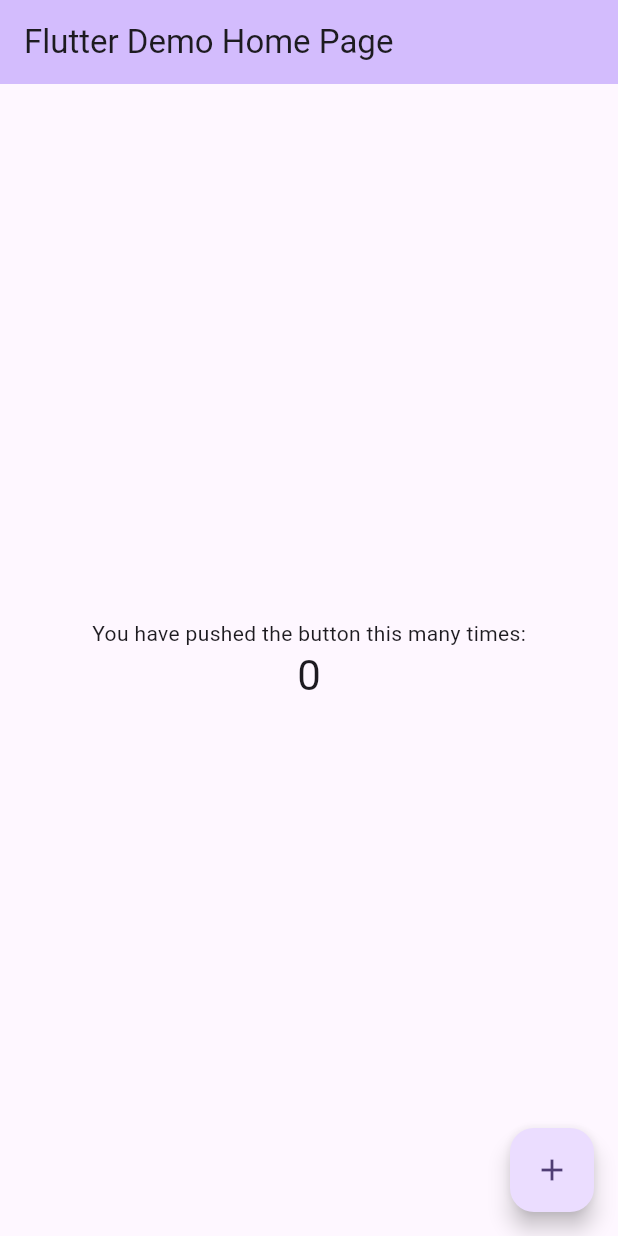
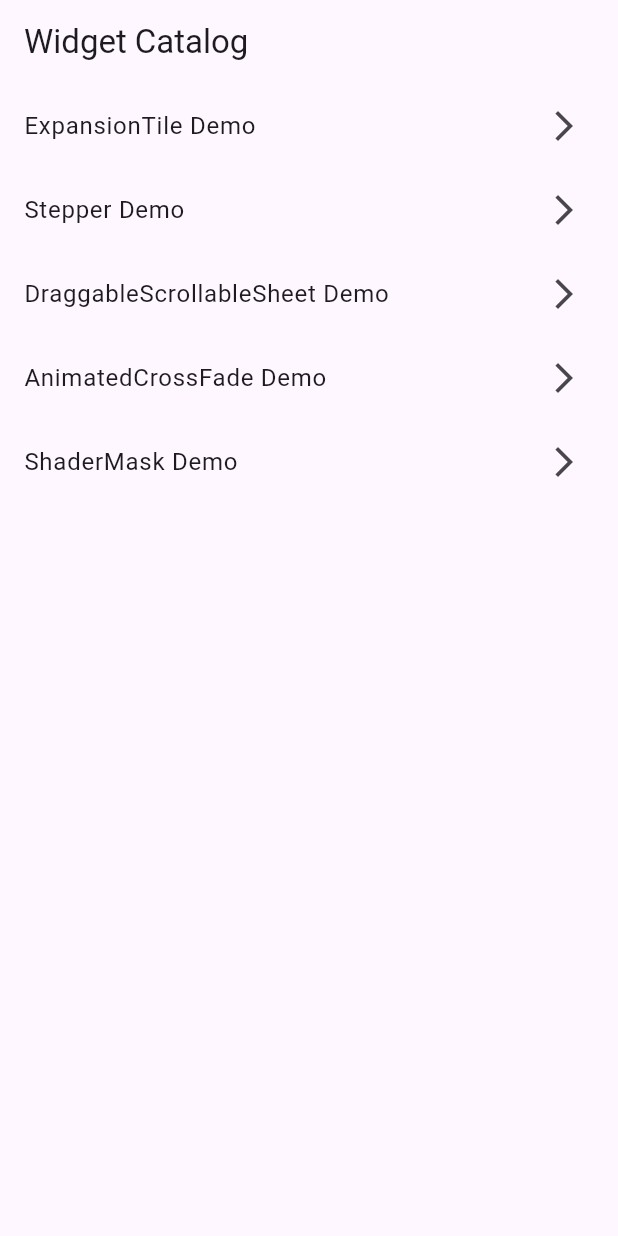
Before and after one commit to mohamedrashad102/flutter-mentors-r3, a Flutter app: the screen it shows after launch, on a phone screen of 412 x 824 dp. Run offline on Flutter 3.47's test engine with Material 3 defaults, Android fonts, the light colour scheme and no system bars.

```diff
--- a/lib/main.dart
+++ b/lib/main.dart
@@ -1,4 +1,5 @@
 import 'package:flutter/material.dart';
+import 'package:widget_catalog_app/views/home_view.dart';
 
 void main() {
   runApp(const MyApp());
@@ -7,116 +8,11 @@ void main() {
 class MyApp extends StatelessWidget {
   const MyApp({super.key});
 
-  // This widget is the root of your application.
   @override
   Widget build(BuildContext context) {
     return MaterialApp(
-      title: 'Flutter Demo',
-      theme: ThemeData(
-        // This is the theme of your application.
-        //
-        // TRY THIS: Try running your application with "flutter run". You'll see
-        // the application has a purple toolbar. Then, without quitting the app,
-        // try changing the seedColor in the colorScheme below to Colors.green
-        // and then invoke "hot reload" (save your changes or press the "hot
-        // reload" button in a Flutter-supported IDE, or press "r" if you used
-        // the command line to start the app).
-        //
-        // Notice that the counter didn't reset back to zero; the application
-        // state is not lost during the reload. To reset the state, use hot
-        // restart instead.
-        //
-        // This works for code too, not just values: Most code changes can be
-        // tested with just a hot reload.
-        colorScheme: ColorScheme.fromSeed(seedColor: Colors.deepPurple),
-      ),
-      home: const MyHomePage(title: 'Flutter Demo Home Page'),
+      debugShowCheckedModeBanner: false,
+      home: const HomeView(),
     );
   }
 }
-
-class MyHomePage extends StatefulWidget {
-  const MyHomePage({super.key, required this.title});
-
-  // This widget is the home page of your application. It is stateful, meaning
-  // that it has a State object (defined below) that contains fields that affect
-  // how it looks.
-
-  // This class is the configuration for the state. It holds the values (in this
-  // case the title) provided by the parent (in this case the App widget) and
-  // used by the build method of the State. Fields in a Widget subclass are
-  // always marked "final".
-
-  final String title;
-
-  @override
-  State<MyHomePage> createState() => _MyHomePageState();
-}
-
-class _MyHomePageState extends State<MyHomePage> {
-  int _counter = 0;
-
-  void _incrementCounter() {
-    setState(() {
-      // This call to setState tells the Flutter framework that something has
-      // changed in this State, which causes it to rerun the build method below
-      // so that the display can reflect the updated values. If we changed
-      // _counter without calling setState(), then the build method would not be
-      // called again, and so nothing would appear to happen.
-      _counter++;
-    });
-  }
-
-  @override
-  Widget build(BuildContext context) {
-    // This method is rerun every time setState is called, for instance as done
-    // by the _incrementCounter method above.
-    //
-    // The Flutter framework has been optimized to make rerunning build methods
-    // fast, so that you can just rebuild anything that needs updating rather
-    // than having to individually change instances of widgets.
-    return Scaffold(
-      appBar: AppBar(
-        // TRY THIS: Try changing the color here to a specific color (to
-        // Colors.amber, perhaps?) and trigger a hot reload to see the AppBar
-        // change color while the other colors stay the same.
-        backgroundColor: Theme.of(context).colorScheme.inversePrimary,
-        // Here we take the value from the MyHomePage object that was created by
-        // the App.build method, and use it to set our appbar title.
-        title: Text(widget.title),
-      ),
-      body: Center(
-        // Center is a layout widget. It takes a single child and positions it
-        // in the middle of the parent.
-        child: Column(
-          // Column is also a layout widget. It takes a list of children and
-          // arranges them vertically. By default, it sizes itself to fit its
-          // children horizontally, and tries to be as tall as its parent.
-          //
-          // Column has various properties to control how it sizes itself and
-          // how it positions its children. Here we use mainAxisAlignment to
-          // center the children vertically; the main axis here is the vertical
-          // axis because Columns are vertical (the cross axis would be
-          // horizontal).
-          //
-          // TRY THIS: Invoke "debug painting" (choose the "Toggle Debug Paint"
-          // action in the IDE, or press "p" in the console), to see the
-          // wireframe for each widget.
-          mainAxisAlignment: MainAxisAlignment.center,
-          children: <Widget>[
-            const Text('You have pushed the button this many times:'),
-            Text(
-              '$_counter',
-              style: Theme.of(context).textTheme.headlineMedium,
-            ),
-          ],
-        ),
-      ),
-      floatingActionButton: FloatingActionButton(
-        onPressed: _incrementCounter,
-        tooltip: 'Increment',
-        child: const Icon(Icons.add),
-      ), // This trailing comma makes auto-formatting nicer for build methods.
-    );
-  }
-}
--- /dev/null
+++ b/lib/views/home_view.dart
@@ -0,0 +1,47 @@
+import 'package:flutter/material.dart';
+import 'package:widget_catalog_app/widgets/animated_cross_fade_demo.dart';
+import 'package:widget_catalog_app/widgets/shader_mask_demo.dart';
+import 'package:widget_catalog_app/widgets/draggable_sheet_demo.dart';
+import 'package:widget_catalog_app/widgets/expansion_tile_demo.dart';
+import 'package:widget_catalog_app/widgets/stepper_demo.dart';
+
+class HomeView extends StatelessWidget {
+  const HomeView({super.key});
+
+  @override
+  Widget build(BuildContext context) {
+    final demos = [
+      {'title': 'ExpansionTile Demo', 'widget': const ExpansionTileDemo()},
+      {'title': 'Stepper Demo', 'widget': const StepperDemo()},
+      {
+        'title': 'DraggableScrollableSheet Demo',
+        'widget': const DraggableSheetDemo(),
+      },
+      {
+        'title': 'AnimatedCrossFade Demo',
+        'widget': const AnimatedCrossFadeDemo(),
+      },
+      {'title': 'ShaderMask Demo', 'widget': const ShaderMaskDemo()},
+    ];
+
+    return Scaffold(
+      appBar: AppBar(title: const Text('Widget Catalog')),
+      body: ListView.builder(
+        itemCount: demos.length,
+        itemBuilder: (context, index) {
+          final demo = demos[index];
+          return ListTile(
+            title: Text(demo['title'] as String),
+            trailing: const Icon(Icons.arrow_forward_ios),
+            onTap: () {
+              Navigator.push(
+                context,
+                MaterialPageRoute(builder: (_) => demo['widget'] as Widget),
+              );
+            },
+          );
+        },
+      ),
+    );
+  }
+}
```
Also changed, not shown: lib/widgets/animated_cross_fade_demo.dart (added, +49 -0 lines), lib/widgets/draggable_sheet_demo.dart (added, +38 -0 lines), lib/widgets/expansion_tile_demo.dart (added, +30 -0 lines), lib/widgets/shader_mask_demo.dart (added, +25 -0 lines), lib/widgets/stepper_demo.dart (added, +37 -0 lines), 1 other file.
